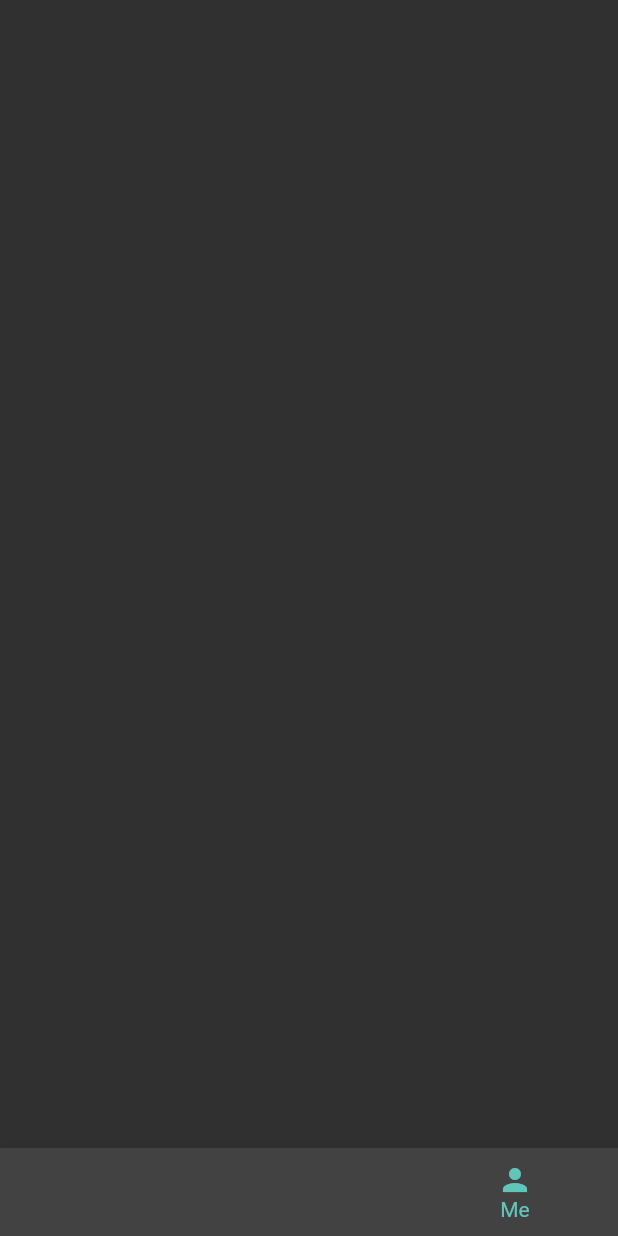
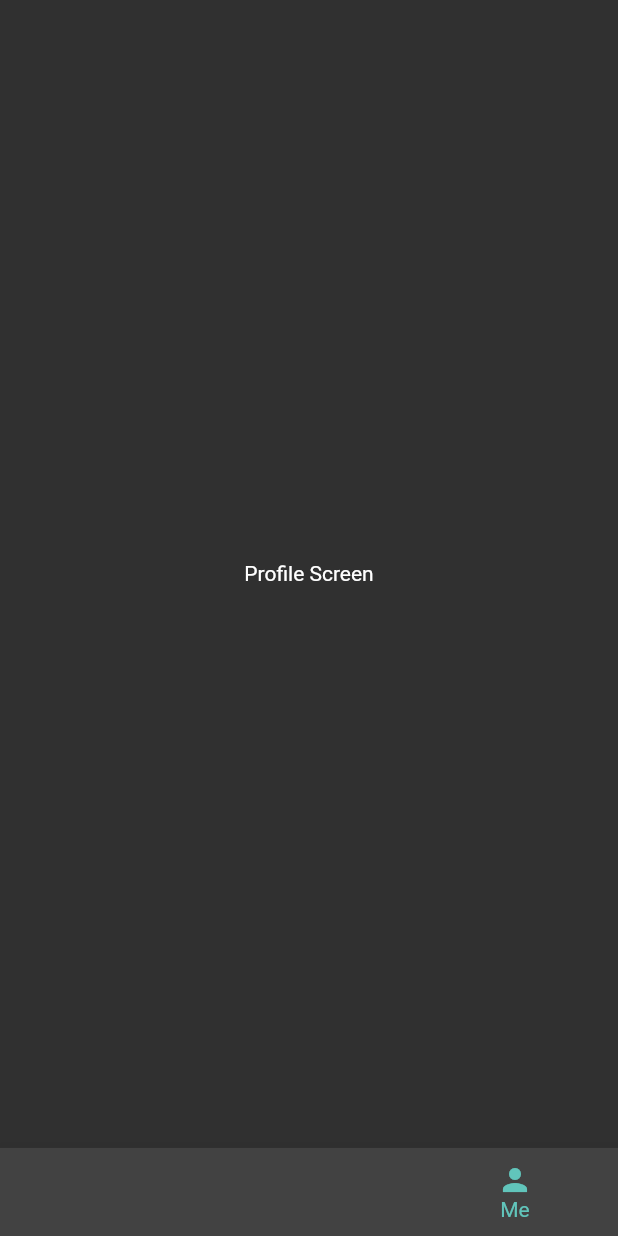
Before and after one commit to DARK-PROGRAMMER-I/cam_scanner, a Flutter app: the screen it shows after launch, item 4 of the bottom bar chosen, on a phone screen of 412 x 824 dp. Run offline on Flutter 3.47's test engine with Material 2 defaults, Android fonts, the phone set to English and light mode, and no system bars; our stand-ins replace flutter_svg, get.

Commit message:
Navigation Bar

```diff
--- a/lib/screens/files/files_screen.dart
+++ b/lib/screens/files/files_screen.dart
@@ -10,6 +10,10 @@ class FilesScreen extends StatefulWidget {
 class _FilesScreenState extends State<FilesScreen> {
   @override
   Widget build(BuildContext context) {
-    return Container();
+    return Scaffold(
+      body: Center(
+        child: Text('Files Screen', style: TextStyle(color: Colors.white),),
+      ),
+    );
   }
 }
--- a/lib/screens/navigation/navigation_screen.dart
+++ b/lib/screens/navigation/navigation_screen.dart
@@ -54,6 +54,7 @@ class _NavigationScreenState extends State<NavigationScreen> {
           onTap: (int index){
             navProvider.getIndex(index);
           },
+            backgroundColor: AppColors.mainWhiteColor,
           selectedItemColor: AppColors.mainColor,
           currentIndex: navProvider.index!,
         ),
--- a/lib/screens/profile/profile_screen.dart
+++ b/lib/screens/profile/profile_screen.dart
@@ -10,6 +10,10 @@ class ProfileScreen extends StatefulWidget {
 class _ProfileScreenState extends State<ProfileScreen> {
   @override
   Widget build(BuildContext context) {
-    return Container();
+    return Scaffold(
+      body: Center(
+        child: Text('Profile Screen', style: TextStyle(color: Colors.white),),
+      ),
+    );
   }
 }
--- a/lib/screens/tools/tools_screen.dart
+++ b/lib/screens/tools/tools_screen.dart
@@ -10,6 +10,10 @@ class ToolsScreen extends StatefulWidget {
 class _ToolsScreenState extends State<ToolsScreen> {
   @override
   Widget build(BuildContext context) {
-    return Container();
+    return Scaffold(
+      body: Center(
+        child: Text('Tools Screen', style: TextStyle(color: Colors.white),),
+      ),
+    );
   }
 }
```
